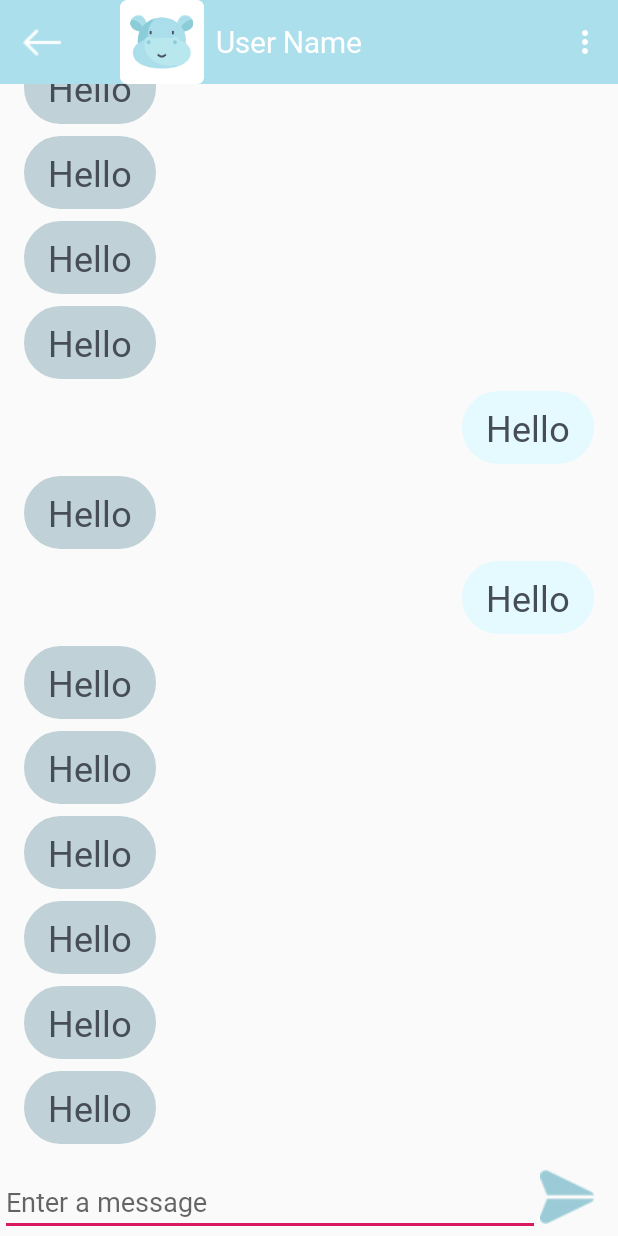
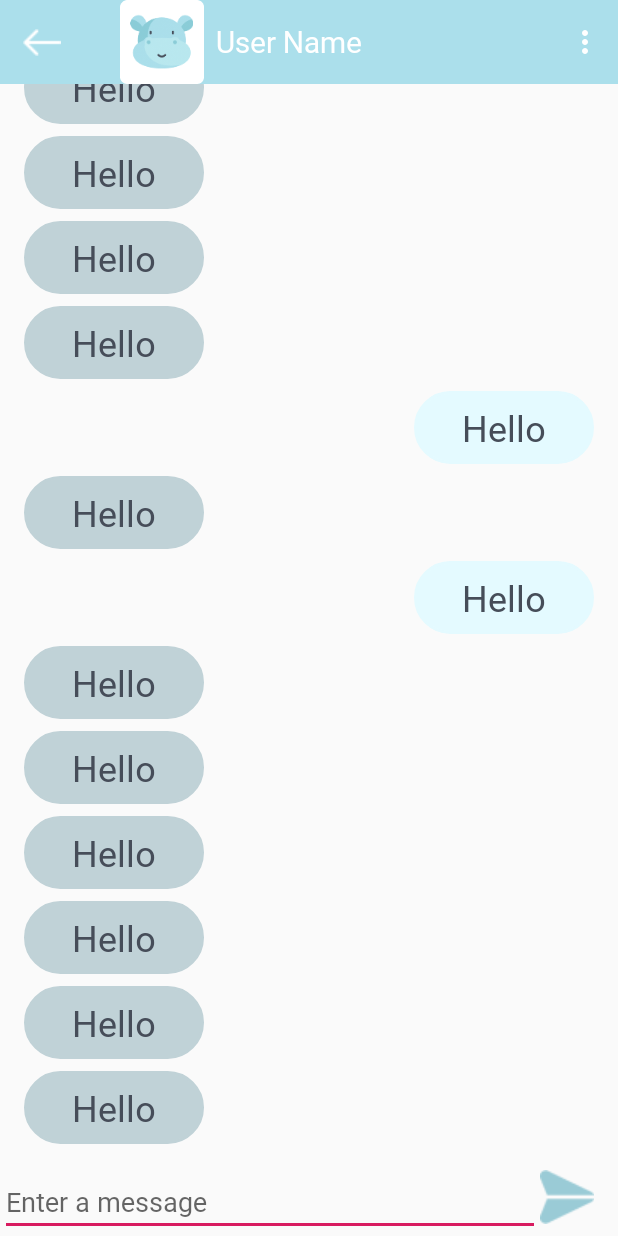
Before and after one commit to HippoChat/hippo_client, an Android app: the ChatActivity screen opened directly, with no data from a screen before it, on a phone screen of 412 x 824 dp. Run offline under Robolectric (Android 15) with nearby library versions, the phone set to English and light mode, and no system bars.

Commit message:
fix: paddings for messages

```diff
--- a/app/src/main/res/layout/chat_bubble.xml
+++ b/app/src/main/res/layout/chat_bubble.xml
@@ -20,7 +20,9 @@
             android:layout_marginTop="@dimen/dp_8"
             android:layout_marginEnd="@dimen/dp_16"
             android:layout_marginBottom="@dimen/dp_8"
-            android:text="Message"
+            tools:text="Message"
+            android:paddingStart="@dimen/dp_16"
+            android:paddingEnd="@dimen/dp_16"
             android:textSize="@dimen/sp_24"
             app:layout_constraintBottom_toBottomOf="parent"
             app:layout_constraintEnd_toEndOf="parent"
```
